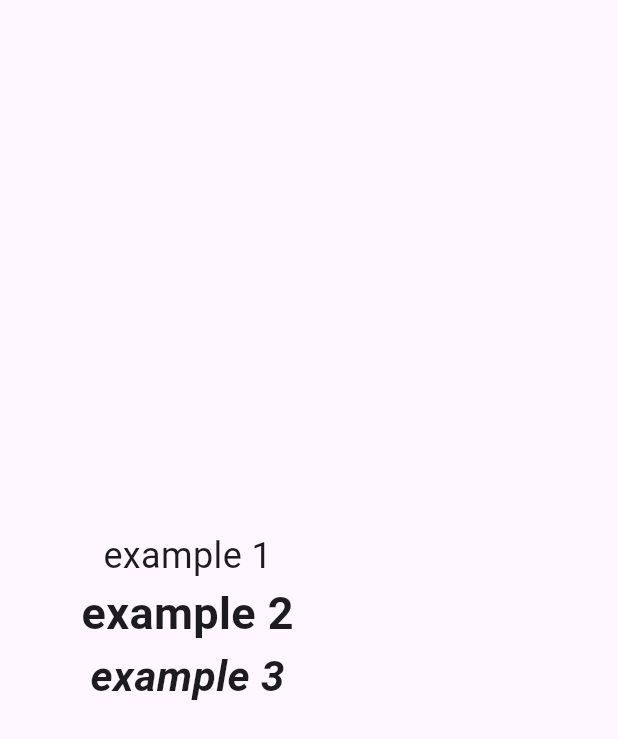
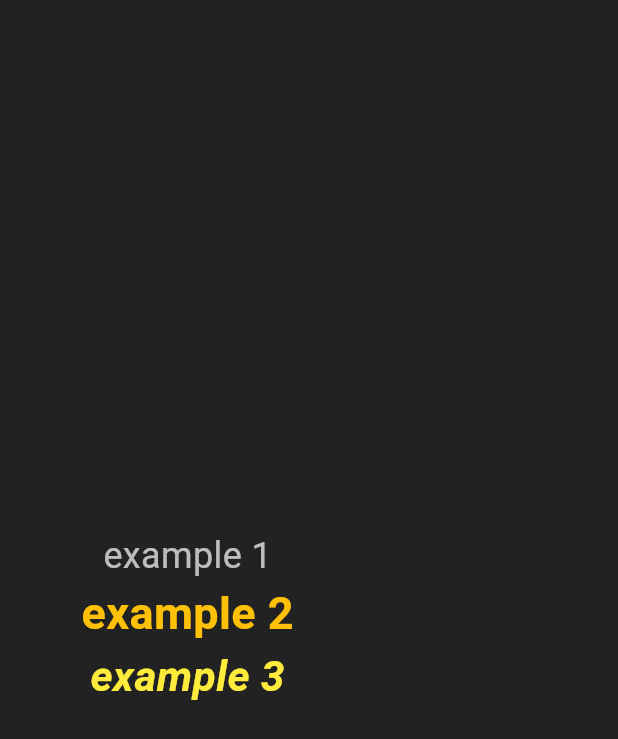
Before and after one commit to KilFex/Mi-primera-app-_-flutter, a Flutter app: the screen it shows after launch, on a phone screen of 412 x 824 dp. Shown: the top 739 px of the screen. Run offline on Flutter 3.47's test engine with Material 3 defaults, Android fonts, the phone set to English and light mode, and no system bars.

Commit message:
cambien el background del body en el main

```diff
--- a/lib/components/text.dart
+++ b/lib/components/text.dart
@@ -10,17 +10,17 @@ class TextExample extends StatelessWidget {
       child: const Column(
         children: [
           Spacer(),
-          Text("example 1", style: TextStyle(fontSize: 24)),
+          Text("example 1", style: TextStyle(fontSize: 24, color: Colors.white70)),
           Text(
             "example 2",
-            style: TextStyle(fontWeight: FontWeight.bold, fontSize: 30),
+            style: TextStyle(fontWeight: FontWeight.bold, fontSize: 30, color: Colors.amber),
           ),
           Text(
             "example 3",
             style: TextStyle(
               fontStyle: FontStyle.italic,
               fontWeight: FontWeight.bold,
-              fontSize: 28,
+              fontSize: 28,color: Colors.yellow
             ),
           ),
           Spacer(),
--- a/lib/main.dart
+++ b/lib/main.dart
@@ -14,6 +14,7 @@ class MainApp extends StatelessWidget {
   Widget build(BuildContext context) {
     return const MaterialApp(
       home: Scaffold(
+        backgroundColor: Colors.black87,
         body: TextExample(),
         ),
     );
```
